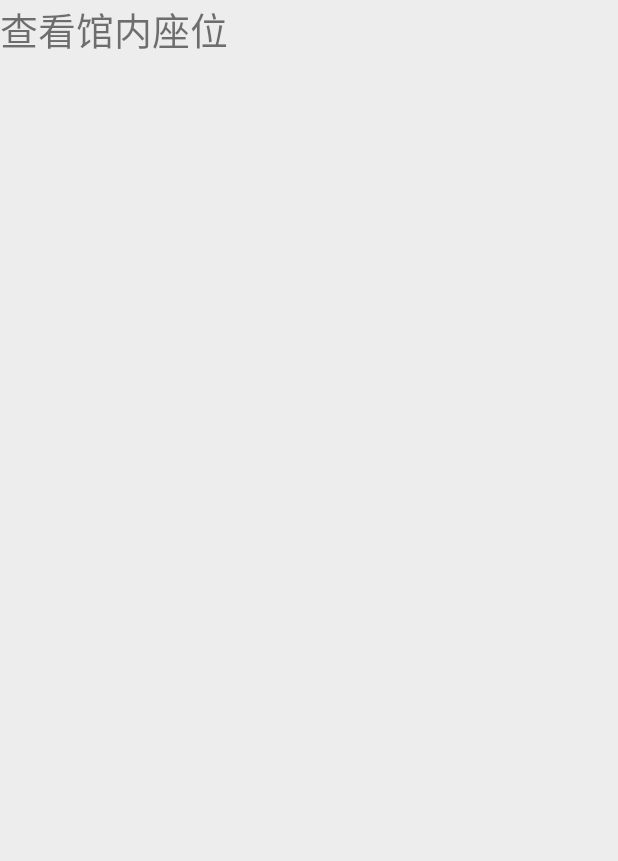
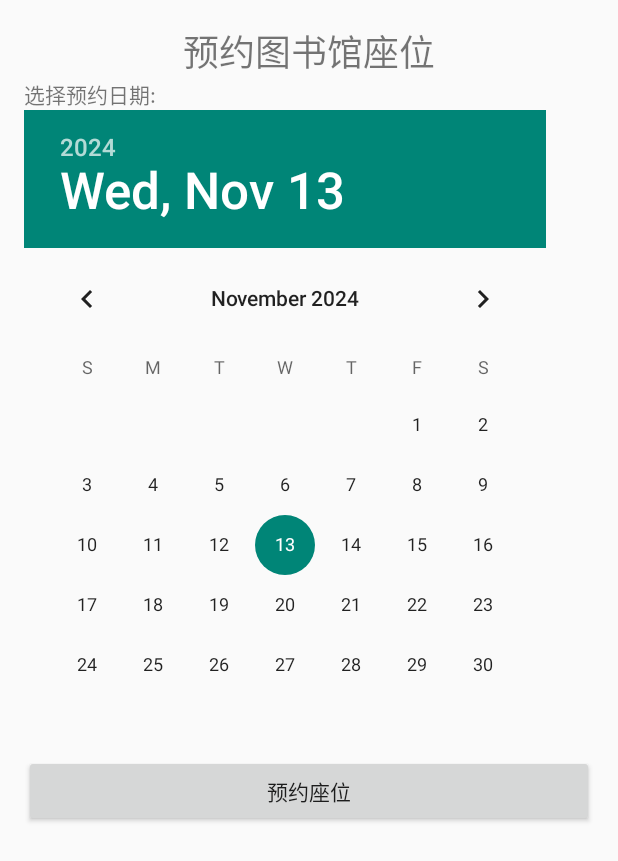
Before and after one commit to abcdgq/Android_library, an Android app: the ReserveSeatActivity screen opened directly, with no data from a screen before it, on a phone screen of 412 x 824 dp. Shown: the top 861 px of the screen. Run offline under Robolectric (Android 15) with nearby library versions, the phone set to English and light mode, and no system bars.

Commit message:
添加了预约座位中选择日期的显示

```diff
--- a/app/src/main/java/com/xkx/book/activity/seat/ReserveSeatActivity.java
+++ b/app/src/main/java/com/xkx/book/activity/seat/ReserveSeatActivity.java
@@ -2,14 +2,23 @@ package com.xkx.book.activity.seat;
 
 import android.content.Context;
 import android.content.SharedPreferences;
+import android.icu.util.Calendar;
 import android.os.Bundle;
+import android.view.View;
+import android.widget.Button;
+import android.widget.DatePicker;
+import android.widget.TextView;
 
 import androidx.appcompat.app.AppCompatActivity;
 
 import com.xkx.book.R;
 
 public class ReserveSeatActivity extends AppCompatActivity {
+    //假设营业时间是8:00 到22:00 ,单次预约为2h
     //当前用户的uid
+    private DatePicker datePicker;
+    private TextView tvReservationInfo;
+
     private String uid;
     @Override
     protected void onCreate(Bundle savedInstanceState) {
@@ -19,5 +28,39 @@ public class ReserveSeatActivity extends AppCompatActivity {
         SharedPreferences sharedPreferences = getSharedPreferences("config", Context.MODE_PRIVATE);
         uid = sharedPreferences.getString("uid", "");
 
+        datePicker = findViewById(R.id.datePicker);
+        Button btnReserve = findViewById(R.id.btn_reserve);
+        tvReservationInfo = findViewById(R.id.tv_reservation_info);
+
+        btnReserve.setOnClickListener(new View.OnClickListener() {
+            @Override
+            public void onClick(View v) {
+                reserveSeat();
+            }
+        });
     }
+
+    private void reserveSeat() {
+        int day = datePicker.getDayOfMonth();
+        int month = datePicker.getMonth();
+        int year = datePicker.getYear();
+
+        // 获取当前日期
+        Calendar currentDate = Calendar.getInstance();
+        // 获取结束日期（当前日期 + 7 天）
+        Calendar endDate = Calendar.getInstance();
+        endDate.add(Calendar.DAY_OF_YEAR, 7);
+
+        // 创建用户选择的日期
+        Calendar selectedDate = Calendar.getInstance();
+        selectedDate.set(year, month, day);
+
+        // 比较日期
+        if (selectedDate.after(currentDate) && selectedDate.before(endDate)) {
+            tvReservationInfo.setText("预约成功！预约日期为：" + day + "/" + (month + 1) + "/" + year);
+        } else {
+            tvReservationInfo.setText("只能预约七天内的座位。");
+        }
+    }
+
 }
--- a/app/src/main/res/layout/activity_reserve_seat.xml
+++ b/app/src/main/res/layout/activity_reserve_seat.xml
@@ -1,18 +1,39 @@
 <?xml version="1.0" encoding="utf-8"?>
 <LinearLayout xmlns:android="http://schemas.android.com/apk/res/android"
-    xmlns:tools="http://schemas.android.com/tools"
     android:layout_width="match_parent"
     android:layout_height="match_parent"
-    android:background="@color/bg"
     android:orientation="vertical"
-    tools:context=".activity.user.LoginActivity">
+    android:padding="16dp">
 
     <TextView
-        android:id="@+id/tv_reserve_seat_welcome"
+        android:id="@+id/seat_title"
         android:layout_width="wrap_content"
         android:layout_height="wrap_content"
-        android:layout_centerHorizontal="true"
-        android:text="查看馆内座位"
-        android:textSize="25sp" />
+        android:text="预约图书馆座位"
+        android:textSize="24sp"
+        android:layout_gravity="center" />
+
+    <TextView
+        android:layout_width="wrap_content"
+        android:layout_height="wrap_content"
+        android:text="选择预约日期:" />
+
+    <DatePicker
+        android:id="@+id/datePicker"
+        android:layout_width="match_parent"
+        android:layout_height="wrap_content" />
+
+    <Button
+        android:id="@+id/btn_reserve"
+        android:layout_width="match_parent"
+        android:layout_height="wrap_content"
+        android:text="预约座位" />
+
+    <TextView
+        android:id="@+id/tv_reservation_info"
+        android:layout_width="match_parent"
+        android:layout_height="wrap_content"
+        android:layout_marginTop="20dp"
+        android:text="" />
 
 </LinearLayout>
```
